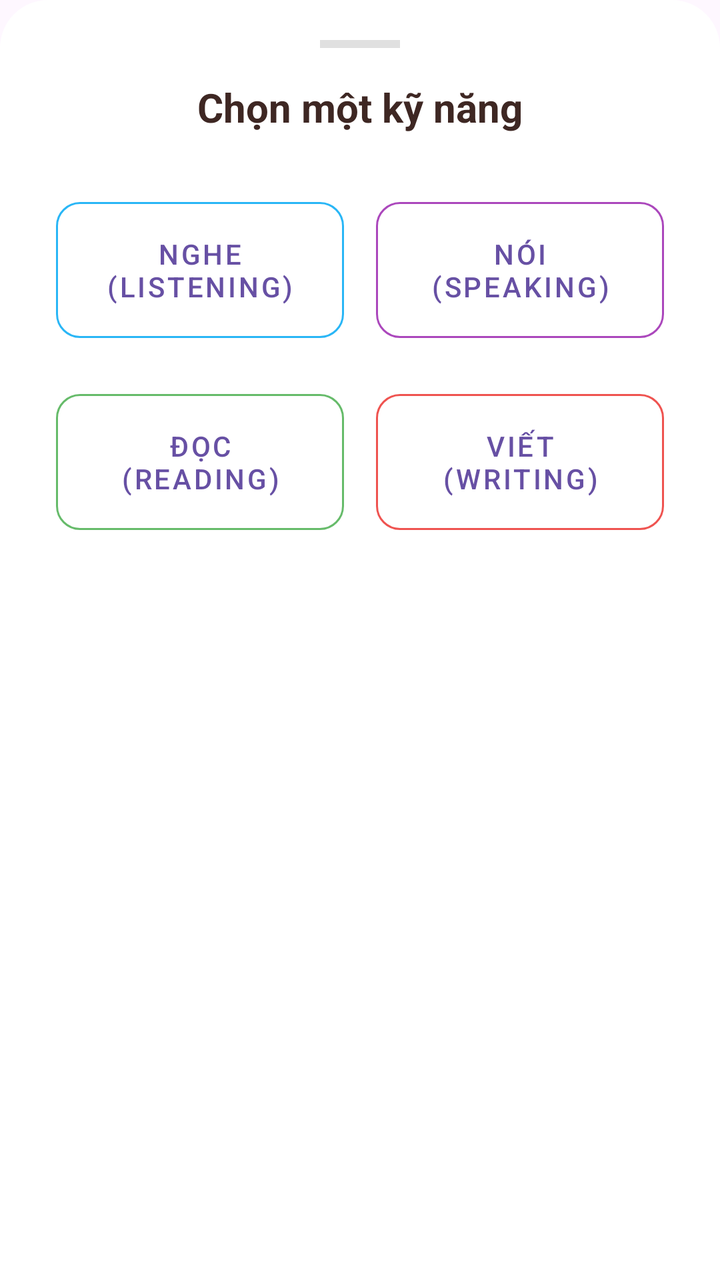
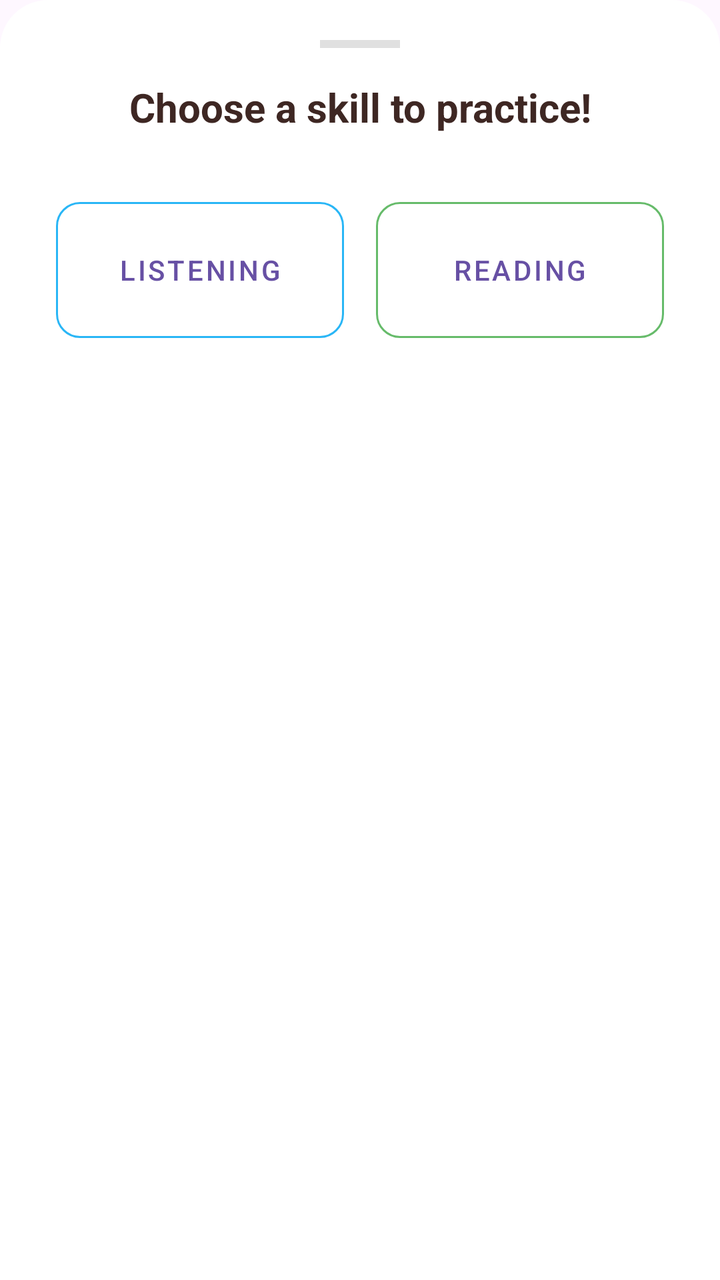

Compare the two renders of this Android layout. The source of the first and the diff that turns it into the second are given below.
<!-- AndroidManifest.xml: application theme Theme.LingoEnglishApp -->
<!-- res/layout/bottom_sheet_skills.xml -->
<?xml version="1.0" encoding="utf-8"?>
<LinearLayout xmlns:android="http://schemas.android.com/apk/res/android"
    xmlns:app="http://schemas.android.com/apk/res-auto"
    android:layout_width="match_parent"
    android:layout_height="wrap_content"
    android:background="@drawable/bg_bottom_sheet"
    android:orientation="vertical"
    android:padding="20dp">

    
    <View
        android:layout_width="40dp"
        android:layout_height="4dp"
        android:layout_gravity="center_horizontal"
        android:layout_marginBottom="16dp"
        android:background="#E0E0E0" />

    <TextView
        android:layout_width="match_parent"
        android:layout_height="wrap_content"
        android:layout_marginBottom="20dp"
        android:text="Chọn một kỹ năng"
        android:textAlignment="center"
        android:textColor="@color/colorTextPrimary"
        android:textSize="20sp"
        android:textStyle="bold" />

    
    <GridLayout
        android:layout_width="match_parent"
        android:layout_height="wrap_content"
        android:columnCount="2"
        android:rowCount="2">

        
        <com.google.android.material.button.MaterialButton
            android:id="@+id/btnListen"
            style="@style/Widget.MaterialComponents.Button.OutlinedButton"
            android:layout_width="0dp"
            android:layout_height="80dp"
            android:layout_margin="8dp"
            android:layout_rowWeight="1"
            android:layout_columnWeight="1"
            android:text="Nghe (Listening)"
            app:cornerRadius="12dp"
            app:strokeColor="#29B6F6" />

        
        <com.google.android.material.button.MaterialButton
            android:id="@+id/btnSpeak"
            style="@style/Widget.MaterialComponents.Button.OutlinedButton"
            android:layout_width="0dp"
            android:layout_height="80dp"
            android:layout_margin="8dp"
            android:layout_rowWeight="1"
            android:layout_columnWeight="1"
            android:text="Nói (Speaking)"
            app:cornerRadius="12dp"
            app:strokeColor="#AB47BC" />

        
        <com.google.android.material.button.MaterialButton
            android:id="@+id/btnRead"
            style="@style/Widget.MaterialComponents.Button.OutlinedButton"
            android:layout_width="0dp"
            android:layout_height="80dp"
            android:layout_margin="8dp"
            android:layout_rowWeight="1"
            android:layout_columnWeight="1"
            android:text="Đọc (Reading)"
            app:cornerRadius="12dp"
            app:strokeColor="#66BB6A" />

        
        <com.google.android.material.button.MaterialButton
            android:id="@+id/btnWrite"
            style="@style/Widget.MaterialComponents.Button.OutlinedButton"
            android:layout_width="0dp"
            android:layout_height="80dp"
            android:layout_margin="8dp"
            android:layout_rowWeight="1"
            android:layout_columnWeight="1"
            android:text="Viết (Writing)"
            app:cornerRadius="12dp"
            app:strokeColor="#EF5350" />
    </GridLayout>

</LinearLayout>
<!-- resources referenced by this layout -->
<resources>
  <color name="colorTextPrimary">#3E2723</color>
  <!-- drawable bg_bottom_sheet (drawable) -->
  <?xml version="1.0" encoding="utf-8"?>
  <shape xmlns:android="http://schemas.android.com/apk/res/android"
      android:shape="rectangle">
  
      
      <solid android:color="#FFFFFF" />
  
      
      <corners
          android:topLeftRadius="24dp"
          android:topRightRadius="24dp" />
  
  </shape>
  <style name="Theme.LingoEnglishApp" parent="Base.Theme.LingoEnglishApp" />
  <style name="Base.Theme.LingoEnglishApp" parent="Theme.Material3.DayNight.NoActionBar">
          
          
      </style>
</resources>

<!-- the commit's change to res/layout/bottom_sheet_skills.xml (unified diff, before → after) -->
@@ -19,7 +19,7 @@
         android:layout_width="match_parent"
         android:layout_height="wrap_content"
         android:layout_marginBottom="20dp"
-        android:text="Chọn một kỹ năng"
+        android:text="Choose a skill to practice!"
         android:textAlignment="center"
         android:textColor="@color/colorTextPrimary"
         android:textSize="20sp"
@@ -41,22 +41,10 @@
             android:layout_margin="8dp"
             android:layout_rowWeight="1"
             android:layout_columnWeight="1"
-            android:text="Nghe (Listening)"
+            android:text="Listening"
             app:cornerRadius="12dp"
             app:strokeColor="#29B6F6" />
 
-        
-        <com.google.android.material.button.MaterialButton
-            android:id="@+id/btnSpeak"
-            style="@style/Widget.MaterialComponents.Button.OutlinedButton"
-            android:layout_width="0dp"
-            android:layout_height="80dp"
-            android:layout_margin="8dp"
-            android:layout_rowWeight="1"
-            android:layout_columnWeight="1"
-            android:text="Nói (Speaking)"
-            app:cornerRadius="12dp"
-            app:strokeColor="#AB47BC" />
 
         
         <com.google.android.material.button.MaterialButton
@@ -67,22 +55,11 @@
             android:layout_margin="8dp"
             android:layout_rowWeight="1"
             android:layout_columnWeight="1"
-            android:text="Đọc (Reading)"
+            android:text="Reading"
             app:cornerRadius="12dp"
             app:strokeColor="#66BB6A" />
 
-        
-        <com.google.android.material.button.MaterialButton
-            android:id="@+id/btnWrite"
-            style="@style/Widget.MaterialComponents.Button.OutlinedButton"
-            android:layout_width="0dp"
-            android:layout_height="80dp"
-            android:layout_margin="8dp"
-            android:layout_rowWeight="1"
-            android:layout_columnWeight="1"
-            android:text="Viết (Writing)"
-            app:cornerRadius="12dp"
-            app:strokeColor="#EF5350" />
+
     </GridLayout>
 
 </LinearLayout>
